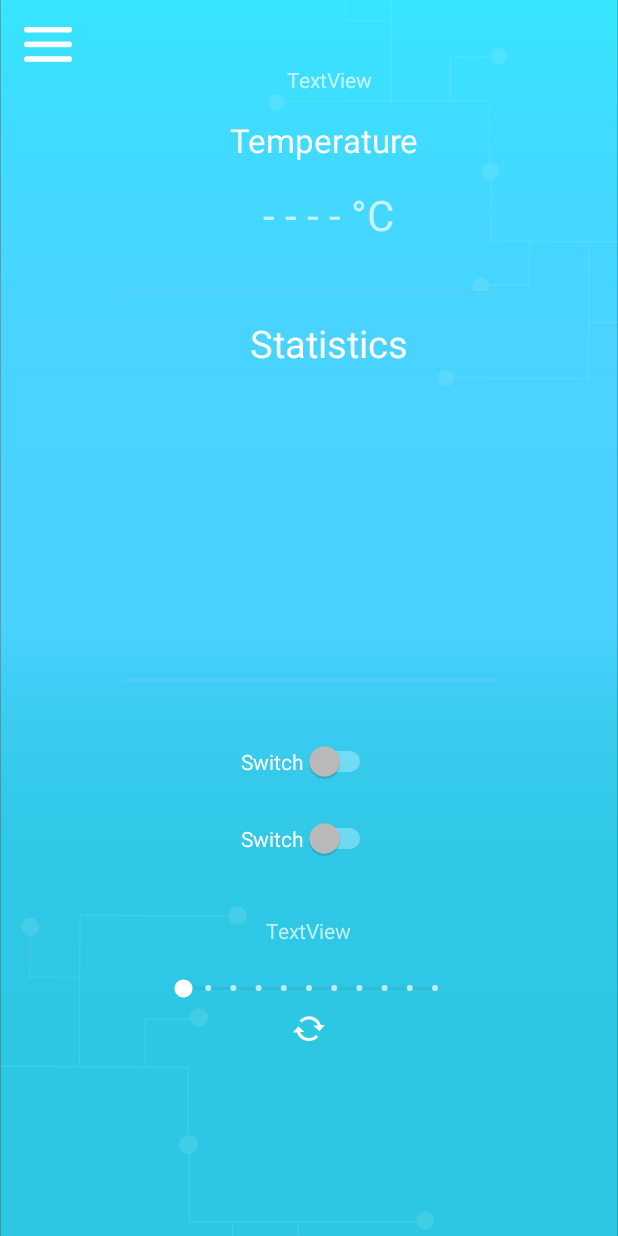
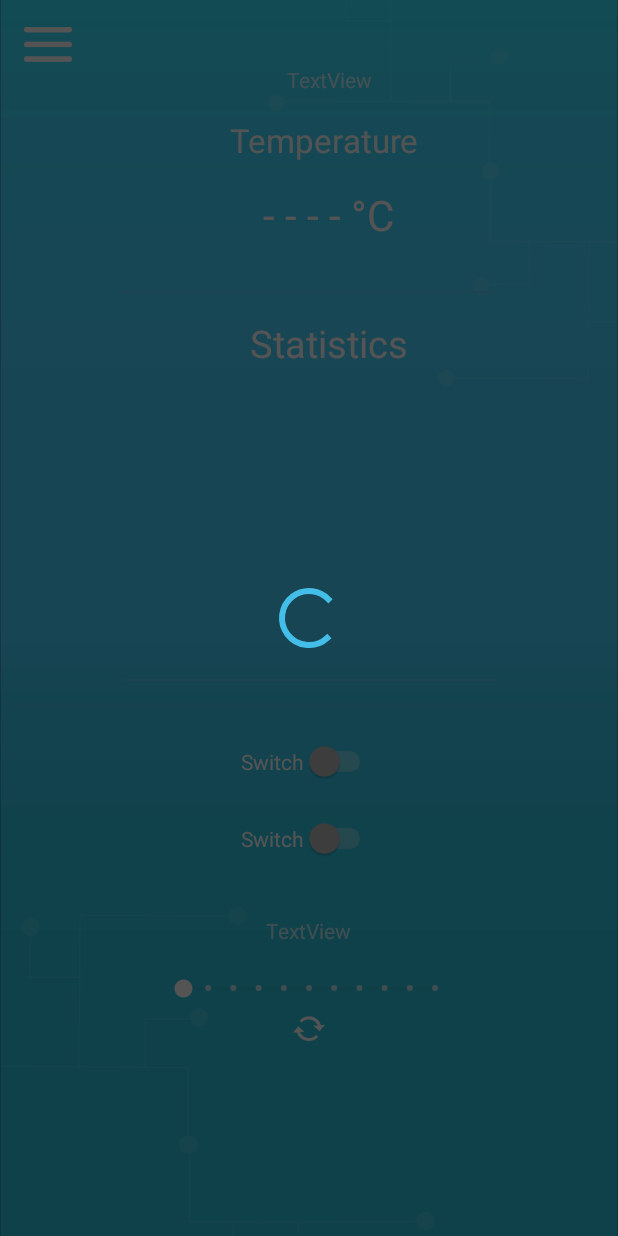
Before and after one commit to 2dadsgn/SmartHome, an Android app: the StatisticheActivity screen opened directly, with no data from a screen before it, on a phone screen of 412 x 824 dp. Run offline under Robolectric (Android 15) with nearby library versions, the phone set to English and light mode, and no system bars; our stand-ins replace Room's generated code; libraries missing offline, so code that uses them is left out: androidx.test.runner; 2 statements that could not run were skipped.

```diff
--- a/app/src/main/res/layout/activity_statistiche.xml
+++ b/app/src/main/res/layout/activity_statistiche.xml
@@ -1,12 +1,24 @@
 <?xml version="1.0" encoding="utf-8"?>
-
-
 <androidx.constraintlayout.widget.ConstraintLayout xmlns:android="http://schemas.android.com/apk/res/android"
         xmlns:app="http://schemas.android.com/apk/res-auto"
         xmlns:tools="http://schemas.android.com/tools"
+        android:id="@+id/constraintBase"
         android:layout_width="match_parent"
         android:layout_height="match_parent"
         android:visibility="visible">
+
+
+    <androidx.constraintlayout.widget.ConstraintLayout
+            android:id="@+id/constraintActivityStatistiche"
+            android:layout_width="match_parent"
+            android:layout_height="match_parent"
+            android:foreground="#AB000000"
+            android:visibility="visible"
+            app:layout_constraintBottom_toBottomOf="parent"
+            app:layout_constraintEnd_toEndOf="parent"
+            app:layout_constraintStart_toStartOf="parent"
+            app:layout_constraintTop_toTopOf="parent">
+
 
         <ImageView
                 android:id="@+id/imageView3"
@@ -83,6 +95,7 @@
                         android:layout_height="wrap_content"
                         android:layout_marginTop="16dp"
                         android:text="- - - - °C"
+                        android:textColor="#FFFFFF"
                         android:textSize="28dp"
                         app:layout_constraintBottom_toTopOf="@+id/view"
                         app:layout_constraintEnd_toEndOf="@+id/textViewTempo"
@@ -233,3 +246,17 @@
         </ScrollView>
 
     </androidx.constraintlayout.widget.ConstraintLayout>
+
+    <ProgressBar
+            android:id="@+id/progressBar3"
+            style="?android:attr/progressBarStyle"
+            android:layout_width="wrap_content"
+            android:layout_height="wrap_content"
+            app:layout_constraintBottom_toBottomOf="@+id/constraintActivityStatistiche"
+            app:layout_constraintEnd_toEndOf="@+id/constraintActivityStatistiche"
+            app:layout_constraintStart_toStartOf="parent"
+            app:layout_constraintTop_toTopOf="@+id/constraintActivityStatistiche"
+            tools:visibility="visible" />
+
+
+</androidx.constraintlayout.widget.ConstraintLayout>
```
Also changed, not shown: app/src/main/java/com/example/smarthome/StatHome/StatisticheActivity.kt (+111 -86 lines). Lines whose indentation alone changed are shown as unchanged.
